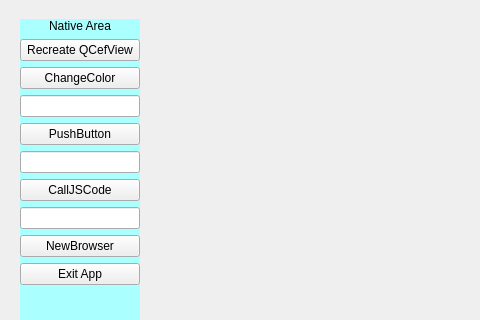
This is example/QCefViewTest/MainWindow.ui in CefView/QCefView as Qt 5 draws it before an edit; both pictures show x 0 to 480 and y 0 to 320 of the 1280 by 900 pixel window. The edited form follows.
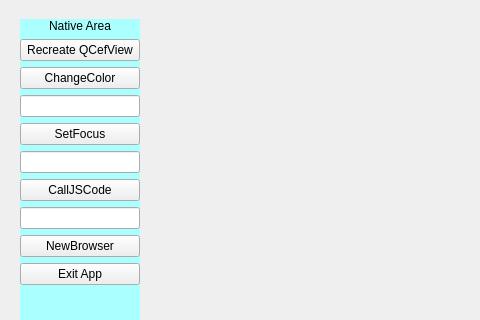
This is the edited form.

Commit message: Add focus test for NCW mode

```diff
--- a/example/QCefViewTest/MainWindow.ui
+++ b/example/QCefViewTest/MainWindow.ui
@@ -101,7 +101,7 @@
      <item>
       <widget class="QPushButton" name="pushButton">
        <property name="text">
-        <string>PushButton</string>
+        <string>SetFocus</string>
        </property>
       </widget>
      </item>
```
Left out of the diff: 2 changed lines with no effect on the pictures. The commit also changes 3 other files.
